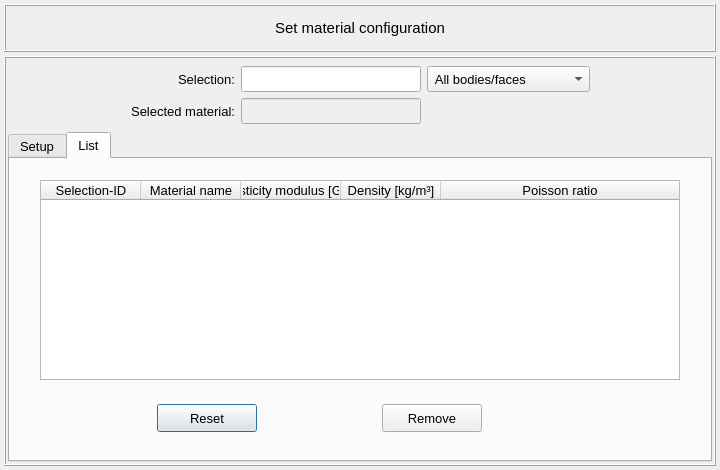
Old version of the form vibra/interface/data/ui_files/model/setup/material/set_material.ui in the repository MOPT-UFSC/VIBRA.
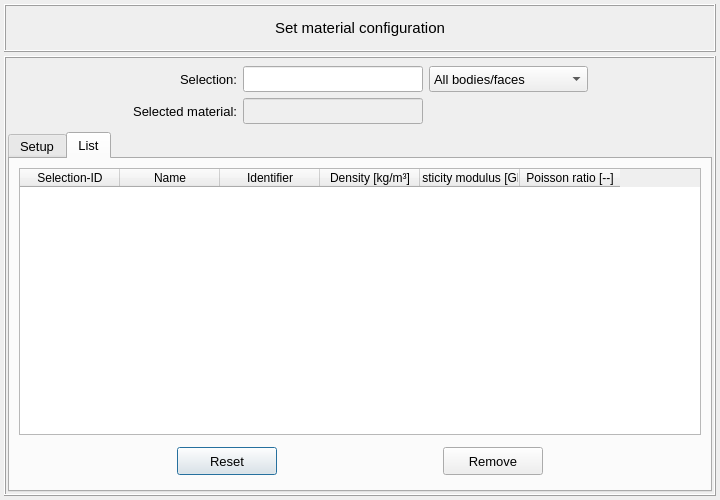
New version of the form. The open tabs and pages were chosen to show the change.

Commit message: Refactor the material-related classes

Diff of the .ui file:
```diff
--- a/vibra/interface/data/ui_files/model/setup/material/set_material.ui
+++ b/vibra/interface/data/ui_files/model/setup/material/set_material.ui
@@ -7,19 +7,19 @@
     <x>0</x>
     <y>0</y>
     <width>720</width>
-    <height>470</height>
+    <height>500</height>
    </rect>
   </property>
   <property name="minimumSize">
    <size>
     <width>600</width>
-    <height>470</height>
+    <height>500</height>
    </size>
   </property>
   <property name="maximumSize">
    <size>
     <width>900</width>
-    <height>470</height>
+    <height>600</height>
    </size>
   </property>
   <property name="windowTitle">
@@ -140,32 +140,32 @@
            </property>
            <item>
             <property name="text">
-             <string> All bodies/faces</string>
+             <string>All bodies/faces</string>
             </property>
            </item>
            <item>
             <property name="text">
-             <string> All bodies</string>
+             <string>All bodies</string>
             </property>
            </item>
            <item>
             <property name="text">
-             <string> All faces</string>
+             <string>All faces</string>
             </property>
            </item>
            <item>
             <property name="text">
-             <string> Selected bodies</string>
+             <string>Selected bodies</string>
             </property>
            </item>
            <item>
             <property name="text">
-             <string> Selected faces</string>
+             <string>Selected faces</string>
             </property>
            </item>
            <item>
             <property name="text">
-             <string> Selected bodies/faces</string>
+             <string>Selected bodies/faces</string>
             </property>
            </item>
           </widget>
@@ -341,7 +341,7 @@
                <x>0</x>
                <y>0</y>
                <width>690</width>
-               <height>293</height>
+               <height>323</height>
               </rect>
              </property>
             </widget>
@@ -354,87 +354,6 @@
           <string>List</string>
          </attribute>
          <layout class="QGridLayout" name="gridLayout_6">
-          <item row="0" column="0">
-           <widget class="QTreeWidget" name="treeWidget_material">
-            <property name="minimumSize">
-             <size>
-              <width>560</width>
-              <height>100</height>
-             </size>
-            </property>
-            <property name="maximumSize">
-             <size>
-              <width>640</width>
-              <height>200</height>
-             </size>
-            </property>
-            <property name="font">
-             <font>
-              <family>MS Shell Dlg 2</family>
-              <pointsize>10</pointsize>
-              <italic>false</italic>
-             </font>
-            </property>
-            <property name="toolTip">
-             <string/>
-            </property>
-            <property name="indentation">
-             <number>1</number>
-            </property>
-            <property name="headerHidden">
-             <bool>false</bool>
-            </property>
-            <attribute name="headerHighlightSections">
-             <bool>false</bool>
-            </attribute>
-            <attribute name="headerShowSortIndicator" stdset="0">
-             <bool>false</bool>
-            </attribute>
-            <attribute name="headerStretchLastSection">
-             <bool>true</bool>
-            </attribute>
-            <column>
-             <property name="text">
-              <string>Selection-ID</string>
-             </property>
-             <property name="textAlignment">
-              <set>AlignCenter</set>
-             </property>
-            </column>
-            <column>
-             <property name="text">
-              <string>Material name</string>
-             </property>
-             <property name="textAlignment">
-              <set>AlignCenter</set>
-             </property>
-            </column>
-            <column>
-             <property name="text">
-              <string>Elasticity modulus [GPa]</string>
-             </property>
-             <property name="textAlignment">
-              <set>AlignCenter</set>
-             </property>
-            </column>
-            <column>
-             <property name="text">
-              <string>Density [kg/m³]</string>
-             </property>
-             <property name="textAlignment">
-              <set>AlignCenter</set>
-             </property>
-            </column>
-            <column>
-             <property name="text">
-              <string>Poisson ratio</string>
-             </property>
-             <property name="textAlignment">
-              <set>AlignCenter</set>
-             </property>
-            </column>
-           </widget>
-          </item>
           <item row="1" column="0">
            <widget class="QFrame" name="frame_reset_remove_buttons">
             <property name="minimumSize">
@@ -445,7 +364,7 @@
             </property>
             <property name="maximumSize">
              <size>
-              <width>560</width>
+              <width>16777215</width>
               <height>40</height>
              </size>
             </property>
@@ -536,6 +455,64 @@
             </layout>
            </widget>
           </item>
+          <item row="0" column="0">
+           <widget class="QTableWidget" name="tableWidget_model_materials">
+            <property name="sizeAdjustPolicy">
+             <enum>QAbstractScrollArea::AdjustToContents</enum>
+            </property>
+            <attribute name="verticalHeaderVisible">
+             <bool>false</bool>
+            </attribute>
+            <column>
+             <property name="text">
+              <string>Selection-ID</string>
+             </property>
+             <property name="textAlignment">
+              <set>AlignCenter</set>
+             </property>
+            </column>
+            <column>
+             <property name="text">
+              <string>Name</string>
+             </property>
+             <property name="textAlignment">
+              <set>AlignCenter</set>
+             </property>
+            </column>
+            <column>
+             <property name="text">
+              <string>Identifier</string>
+             </property>
+             <property name="textAlignment">
+              <set>AlignCenter</set>
+             </property>
+            </column>
+            <column>
+             <property name="text">
+              <string>Density [kg/m³]</string>
+             </property>
+             <property name="textAlignment">
+              <set>AlignCenter</set>
+             </property>
+            </column>
+            <column>
+             <property name="text">
+              <string>Elasticity modulus [GPa]</string>
+             </property>
+             <property name="textAlignment">
+              <set>AlignCenter</set>
+             </property>
+            </column>
+            <column>
+             <property name="text">
+              <string>Poisson ratio [--]</string>
+             </property>
+             <property name="textAlignment">
+              <set>AlignCenter</set>
+             </property>
+            </column>
+           </widget>
+          </item>
          </layout>
         </widget>
        </widget>
```
The commit also changes 6 other files.
